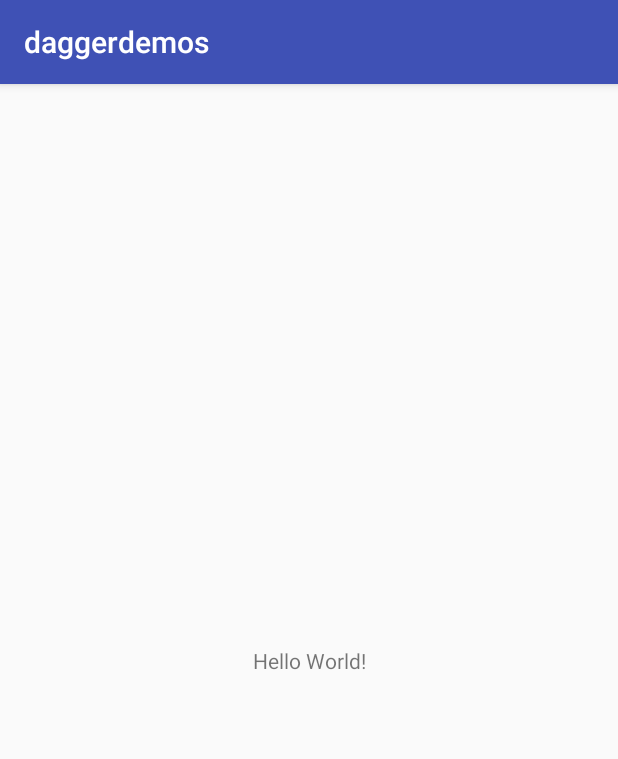
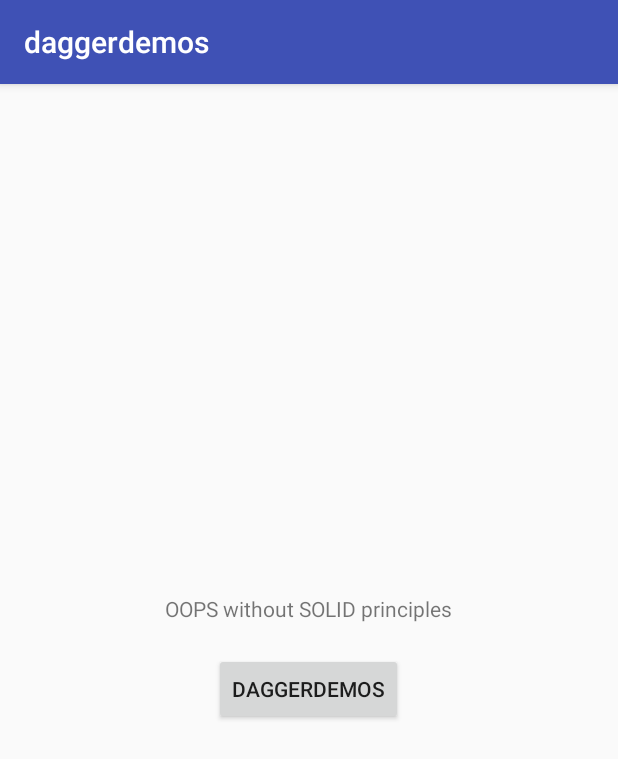
Before and after one commit to Keshava11/daggerdemos, an Android app: the screen it shows after launch (DaggerDemosActivity), on a phone screen of 412 x 824 dp. Shown: the top 759 px of the screen. Run offline under Robolectric (Android 15) with nearby library versions, the phone set to English and light mode, and no system bars; our stand-ins replace Dagger/Hilt's generated code.

Commit message:
Added example code for the Dagger 2 basics in base module with minimal details on module , components and injection

```diff
--- a/base/build.gradle
+++ b/base/build.gradle
@@ -25,4 +25,7 @@ dependencies {
     testImplementation 'junit:junit:4.12'
     androidTestImplementation 'com.android.support.test:runner:1.0.2'
     androidTestImplementation 'com.android.support.test.espresso:espresso-core:3.0.2'
+
+    implementation 'com.google.dagger:dagger:2.15'
+    annotationProcessor 'com.google.dagger:dagger-compiler:2.15'
 }
--- a/base/src/main/AndroidManifest.xml
+++ b/base/src/main/AndroidManifest.xml
@@ -1,6 +1,10 @@
 <?xml version="1.0" encoding="utf-8"?>
 <manifest xmlns:android="http://schemas.android.com/apk/res/android"
     package="com.ravi.daggerdemos">
+
+    <uses-permission android:name="android.permission.ACCESS_COARSE_LOCATION" />
+    <uses-permission android:name="android.permission.ACCESS_NETWORK_STATE" />
+    <uses-permission android:name="android.permission.INTERNET" />
 
     <application
         android:name=".DaggerDemosApplication"
--- a/base/src/main/java/com/ravi/daggerdemos/DaggerDemosActivity.java
+++ b/base/src/main/java/com/ravi/daggerdemos/DaggerDemosActivity.java
@@ -1,13 +1,71 @@
 package com.ravi.daggerdemos;
 
+import android.Manifest;
+import android.content.pm.PackageManager;
+import android.os.Bundle;
+import android.support.annotation.NonNull;
+import android.support.v4.app.ActivityCompat;
 import android.support.v7.app.AppCompatActivity;
-import android.os.Bundle;
+
+import com.ravi.daggerdemos.utils.LogUtils;
+import com.ravi.daggerdemos.utils.ServiceUtils;
+
+import javax.inject.Inject;
 
 public class DaggerDemosActivity extends AppCompatActivity {
+
+    @Inject
+    ServiceUtils mServiceUtils;
+    @Inject
+    LogUtils mLogUtils;
 
     @Override
     protected void onCreate(Bundle savedInstanceState) {
         super.onCreate(savedInstanceState);
         setContentView(R.layout.activity_dagger_demos);
+
+        // Inflate the fragment
+        getSupportFragmentManager().beginTransaction()
+                .replace(R.id.dagger_container, new DaggerDemosFragment(), "DaggerDemos").commit();
+
+        // Inject dependency
+        DaggerDemosApplication.getApp().getServiceComponent().inject(this);
+
+        // Access Location
+        initLocationAccess();
+
+        // Using Dependencies in the following statements
+        mLogUtils.logV("Begin of activity onCreate");
+
+        if (mServiceUtils.networkCheckWithNotification()) {
+            mLogUtils.logV("I will add an network call here");
+        }
+
+        initLocationAccess();
+
+        mLogUtils.logV("End of activity onCreate");
     }
+
+    void initLocationAccess() {
+        if (ActivityCompat.checkSelfPermission(this,
+                Manifest.permission.ACCESS_COARSE_LOCATION) != PackageManager.PERMISSION_GRANTED) {
+            ActivityCompat.requestPermissions(this, new String[]{Manifest.permission.ACCESS_COARSE_LOCATION}, 11);
+        } else {
+            mLogUtils.showToast(mServiceUtils.getLastLocation());
+        }
+    }
+
+    @Override
+    public void onRequestPermissionsResult(int requestCode, @NonNull String[] permissions, @NonNull int[] grantResults) {
+        super.onRequestPermissionsResult(requestCode, permissions, grantResults);
+
+        switch (requestCode) {
+            case 11:
+                if (grantResults[0] == PackageManager.PERMISSION_GRANTED) {
+                    mLogUtils.showToast(mServiceUtils.getLastLocation());
+                }
+                break;
+        }
+    }
+
 }
--- a/base/src/main/java/com/ravi/daggerdemos/DaggerDemosApplication.java
+++ b/base/src/main/java/com/ravi/daggerdemos/DaggerDemosApplication.java
@@ -2,10 +2,31 @@ package com.ravi.daggerdemos;
 
 import android.app.Application;
 
+import com.ravi.daggerdemos.di.DaggerServiceComponent;
+import com.ravi.daggerdemos.di.ServiceComponent;
+import com.ravi.daggerdemos.di.ServiceModule;
+
 public class DaggerDemosApplication extends Application {
+
+    private static DaggerDemosApplication sDaggerDemosApplication;
+    private ServiceComponent mServiceComponent;
+
+    public static DaggerDemosApplication getApp() {
+        return sDaggerDemosApplication;
+    }
+
+    public ServiceComponent getServiceComponent() {
+        return mServiceComponent;
+    }
 
     @Override
     public void onCreate() {
         super.onCreate();
+        sDaggerDemosApplication = this;
+
+        // Initialize Service Component
+        mServiceComponent = DaggerServiceComponent.builder()
+                .serviceModule(new ServiceModule(this)).build();
     }
+
 }
--- /dev/null
+++ b/base/src/main/java/com/ravi/daggerdemos/DaggerDemosFragment.java
@@ -0,0 +1,60 @@
+package com.ravi.daggerdemos;
+
+import android.os.Bundle;
+import android.support.annotation.NonNull;
+import android.support.annotation.Nullable;
+import android.support.v4.app.Fragment;
+import android.view.LayoutInflater;
+import android.view.View;
+import android.view.ViewGroup;
+import android.widget.Button;
+import android.widget.TextView;
+
+import com.ravi.daggerdemos.utils.LogUtils;
+
+import java.util.Random;
+
+import javax.inject.Inject;
+
+public class DaggerDemosFragment extends Fragment implements View.OnClickListener {
+
+    private TextView mDaggerTxv;
+    private final Random RANDOM = new Random();
+
+    private final String[] RANDOM_TEXT = {"OOPS without SOLID principles", "One of them is Inversion of Control",
+            "Rise of Dependency Injection", "DI Frameworks were lesser famous back then",
+            "Dagger was a sweet surprise after Guice's impressions",
+            "And then Dagger 2 was phenomenal in revolutionizing DI"};
+
+    @Inject
+    LogUtils mLogUtils;
+
+    @Nullable
+    @Override
+    public View onCreateView(@NonNull LayoutInflater inflater, @Nullable ViewGroup container, @Nullable Bundle savedInstanceState) {
+        View view = inflater.inflate(R.layout.fragment_dagger_demos, container, false);
+        init(view);
+        return view;
+    }
+
+    private void init(View iView) {
+        // Inject Dependency
+        DaggerDemosApplication.getApp().getServiceComponent().inject(this);
+
+        mLogUtils.logD("Init content view for fragment");
+
+        mDaggerTxv = iView.findViewById(R.id.dagger_txv);
+        final Button daggerBtn = iView.findViewById(R.id.dagger_btn);
+
+        mDaggerTxv.setText(RANDOM_TEXT[0]);
+        daggerBtn.setOnClickListener(this);
+
+        mLogUtils.showToast("Fragment setup completed");
+    }
+
+    @Override
+    public void onClick(View iView) {
+        // Update the text
+        mDaggerTxv.setText(RANDOM_TEXT[RANDOM.nextInt(6)]);
+    }
+}
--- /dev/null
+++ b/base/src/main/java/com/ravi/daggerdemos/di/ServiceComponent.java
@@ -0,0 +1,20 @@
+package com.ravi.daggerdemos.di;
+
+
+import com.ravi.daggerdemos.DaggerDemosActivity;
+import com.ravi.daggerdemos.DaggerDemosFragment;
+import com.ravi.daggerdemos.utils.ServiceUtils;
+
+import javax.inject.Singleton;
+
+import dagger.Component;
+
+@Singleton
+@Component(modules = {ServiceModule.class})
+public interface ServiceComponent {
+
+    // Define the class that will have the information from service module to be injected
+    void inject(DaggerDemosActivity iMainActivity);
+    void inject(ServiceUtils iServiceUtils);
+    void inject(DaggerDemosFragment iMainFragment);
+}
--- /dev/null
+++ b/base/src/main/java/com/ravi/daggerdemos/di/ServiceModule.java
@@ -0,0 +1,46 @@
+package com.ravi.daggerdemos.di;
+
+import android.content.Context;
+import android.location.LocationManager;
+import android.net.ConnectivityManager;
+
+import com.ravi.daggerdemos.utils.LogUtils;
+import com.ravi.daggerdemos.utils.ServiceUtils;
+
+import javax.inject.Singleton;
+
+import dagger.Module;
+import dagger.Provides;
+
+@Module
+public class ServiceModule {
+
+    private Context mApplication;
+
+    public ServiceModule(Context iApplication) {
+        mApplication = iApplication;
+    }
+
+    @Provides
+    @Singleton
+    public ServiceUtils getMyAppServiceManager() {
+        return new ServiceUtils(getConnectivityManager());
+    }
+
+    // this is not be used directly but through ServiceUtils
+    private ConnectivityManager getConnectivityManager() {
+        return (ConnectivityManager) mApplication.getSystemService(Context.CONNECTIVITY_SERVICE);
+    }
+
+    @Provides
+    public LocationManager getLocationManager() {
+        return (LocationManager) mApplication.getSystemService(Context.LOCATION_SERVICE);
+    }
+
+    @Singleton
+    @Provides
+    public LogUtils provideMyAppUtils(){
+        return new LogUtils();
+    }
+
+}
--- /dev/null
+++ b/base/src/main/java/com/ravi/daggerdemos/utils/LogUtils.java
@@ -0,0 +1,42 @@
+package com.ravi.daggerdemos.utils;
+
+import android.util.Log;
+import android.widget.Toast;
+
+import com.ravi.daggerdemos.DaggerDemosApplication;
+
+public class LogUtils {
+
+    private static final String TAG = LogUtils.class.getSimpleName();
+    private static final boolean DEBUG = true;
+
+    public void showToast(String iMessage) {
+        Toast.makeText(DaggerDemosApplication.getApp(), iMessage, Toast.LENGTH_SHORT).show();
+    }
+
+    public void logE(String iMessage) {
+        if (DEBUG)
+            Log.e(TAG, iMessage);
+    }
+
+    public void logD(String iMessage) {
+        if (DEBUG)
+            Log.d(TAG, iMessage);
+    }
+
+    public void logV(String iMessage) {
+        if (DEBUG)
+            Log.v(TAG, iMessage);
+    }
+
+    public void logW(String iMessage) {
+        if (DEBUG)
+            Log.w(TAG, iMessage);
+    }
+
+    public void logI(String iMessage) {
+        if (DEBUG)
+            Log.i(TAG, iMessage);
+    }
+
+}
--- /dev/null
+++ b/base/src/main/java/com/ravi/daggerdemos/utils/ServiceUtils.java
@@ -0,0 +1,57 @@
+package com.ravi.daggerdemos.utils;
+
+import android.location.Location;
+import android.location.LocationManager;
+import android.net.ConnectivityManager;
+import android.net.NetworkInfo;
+import android.text.TextUtils;
+
+import com.ravi.daggerdemos.DaggerDemosApplication;
+
+import javax.inject.Inject;
+
+
+public class ServiceUtils {
+
+    ConnectivityManager mConnectivityManager;
+
+    @Inject
+    LocationManager mLocationManager;
+
+    @Inject
+    LogUtils mMyAppUtils;
+
+    @Inject
+    public ServiceUtils(ConnectivityManager iConnectivityManager) {
+        // Injecting dependencies through constructor
+        mConnectivityManager = iConnectivityManager;
+
+        // Injecting dependency through field that is Location manager
+        DaggerDemosApplication.getApp().getServiceComponent().inject(this);
+    }
+
+    public boolean isNetworkAvailable() {
+        NetworkInfo networkInfo = mConnectivityManager.getActiveNetworkInfo();
+        return networkInfo != null && networkInfo.isConnected();
+    }
+
+    public boolean networkCheckWithNotification(String... iMessage) {
+        NetworkInfo networkInfo = mConnectivityManager.getActiveNetworkInfo();
+        boolean networkAvailable = networkInfo != null && networkInfo.isConnected();
+
+        if (!networkAvailable) {
+            mMyAppUtils.showToast((iMessage != null &&
+                    iMessage.length > 0 && !TextUtils.isEmpty(iMessage[0])) ? iMessage[0] : "No Internet Connection");
+        }
+
+        return networkAvailable;
+    }
+
+    public String getLastLocation() {
+
+        Location location = mLocationManager.getLastKnownLocation(LocationManager.NETWORK_PROVIDER);
+
+        return location != null ? location.getLatitude() + " - " + location.getLongitude() : "Default";
+    }
+
+}
--- a/base/src/main/res/layout/activity_dagger_demos.xml
+++ b/base/src/main/res/layout/activity_dagger_demos.xml
@@ -1,18 +1,7 @@
 <?xml version="1.0" encoding="utf-8"?>
-<android.support.constraint.ConstraintLayout xmlns:android="http://schemas.android.com/apk/res/android"
-    xmlns:app="http://schemas.android.com/apk/res-auto"
+<FrameLayout xmlns:android="http://schemas.android.com/apk/res/android"
     xmlns:tools="http://schemas.android.com/tools"
+    android:id="@+id/dagger_container"
     android:layout_width="match_parent"
     android:layout_height="match_parent"
-    tools:context=".DaggerDemosActivity">
-
-    <TextView
-        android:layout_width="wrap_content"
-        android:layout_height="wrap_content"
-        android:text="Hello World!"
-        app:layout_constraintBottom_toBottomOf="parent"
-        app:layout_constraintLeft_toLeftOf="parent"
-        app:layout_constraintRight_toRightOf="parent"
-        app:layout_constraintTop_toTopOf="parent" />
-
-</android.support.constraint.ConstraintLayout>
+    tools:context=".DaggerDemosActivity" />
--- /dev/null
+++ b/base/src/main/res/layout/fragment_dagger_demos.xml
@@ -0,0 +1,25 @@
+<?xml version="1.0" encoding="utf-8"?>
+<RelativeLayout xmlns:android="http://schemas.android.com/apk/res/android"
+    android:layout_width="match_parent"
+    android:layout_height="match_parent"
+    android:gravity="center">
+
+    <TextView
+        android:id="@+id/dagger_txv"
+        android:layout_width="wrap_content"
+        android:layout_height="wrap_content"
+        android:layout_centerHorizontal="true"
+        android:layout_margin="10dp"
+        android:gravity="center" />
+
+    <Button
+        android:id="@+id/dagger_btn"
+        android:layout_width="wrap_content"
+        android:layout_height="wrap_content"
+        android:layout_below="@id/dagger_txv"
+        android:layout_centerHorizontal="true"
+        android:layout_margin="10dp"
+        android:gravity="center"
+        android:text="@string/app_name" />
+
+</RelativeLayout>
```
